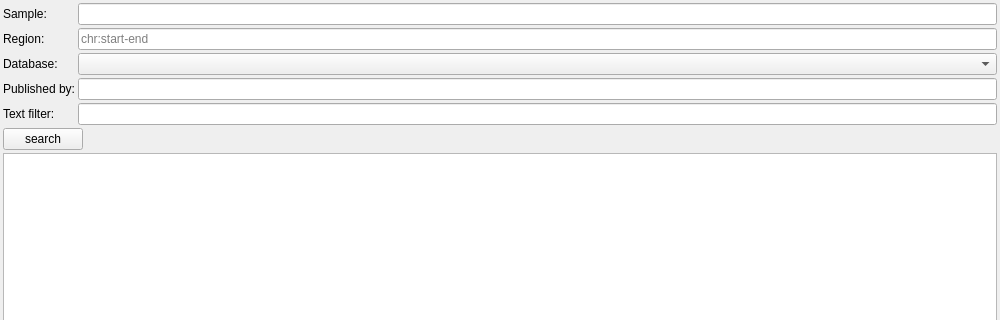
First picture: the form in src/GSvar/PublishedVariantsWidget.ui, repository imgag/ngs-bits, before the edit; both pictures show x 0 to 1000 and y 0 to 320 of the 1000 by 600 pixel window.
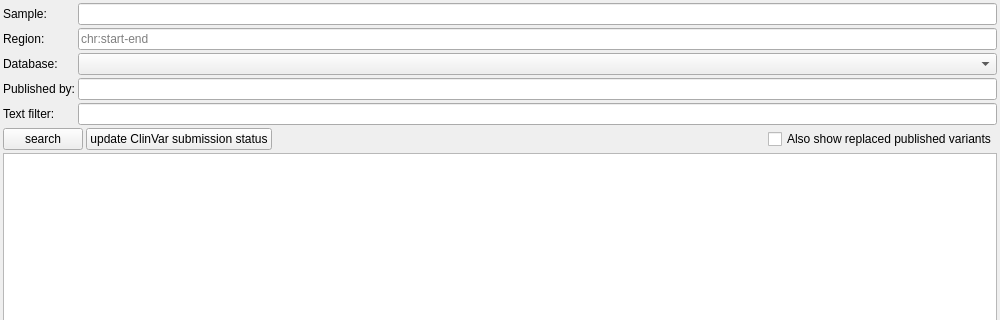
Second picture: the form after the edit. Custom widgets are drawn as their Qt base class.

Commit message: ClinVar upload status (#194)

Patch:
```diff
--- a/src/GSvar/PublishedVariantsWidget.ui
+++ b/src/GSvar/PublishedVariantsWidget.ui
@@ -94,6 +94,13 @@
        </property>
       </widget>
      </item>
+     <item>
+      <widget class="QPushButton" name="updateStatus_btn">
+       <property name="text">
+        <string>update ClinVar submission status</string>
+       </property>
+      </widget>
+     </item>
      <item>
       <spacer name="horizontalSpacer">
        <property name="orientation">
@@ -107,6 +114,13 @@
        </property>
       </spacer>
      </item>
+     <item>
+      <widget class="QCheckBox" name="cb_show_replaced">
+       <property name="text">
+        <string>Also show replaced published variants</string>
+       </property>
+      </widget>
+     </item>
     </layout>
    </item>
    <item row="5" column="0">
```
The commit also changes 12 other files.
